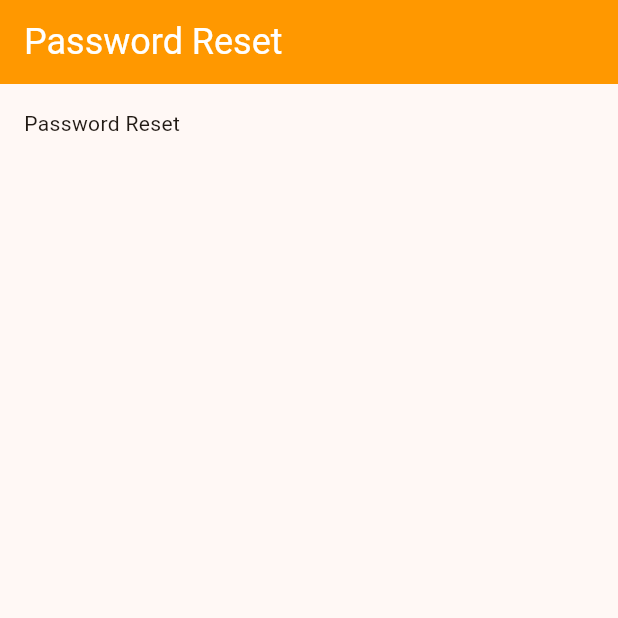
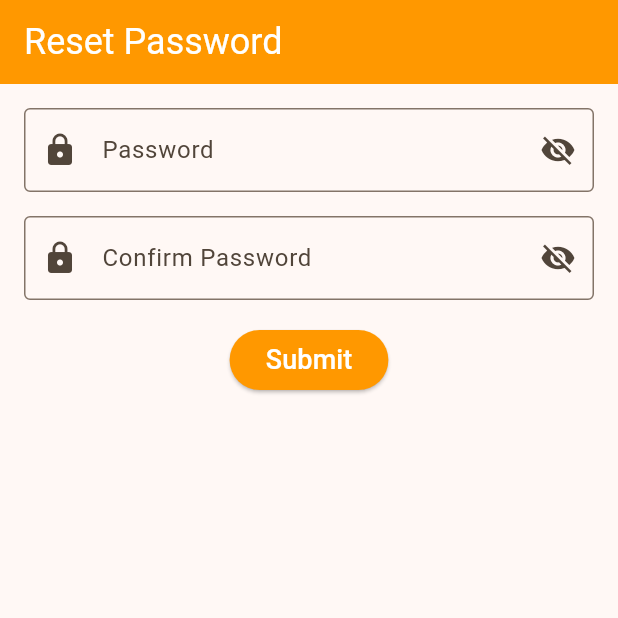
Before and after one commit to Akalexsis/flutter-auth, a Flutter app: the PasswordResetPage screen opened directly, on a phone screen of 412 x 824 dp, the top half of it. Run offline on Flutter 3.47's test engine with Material 3 defaults, Android fonts, the phone set to English and light mode, and no system bars; our stand-ins replace cloud_firestore, firebase_auth, firebase_core; accounts and stored records are empty.

Commit message:
update - connect password reset form to auth service

```diff
--- a/lib/screens/LandingPage.dart
+++ b/lib/screens/LandingPage.dart
@@ -40,7 +40,7 @@ class LandingPage extends StatelessWidget {
                                 MaterialPageRoute( builder: (context) => LoginPage(),),
                             );
                         },
-                        style: ElevatedButton.styleFrom( backgroundColor: Colors.transparent ),
+                        style: ElevatedButton.styleFrom( backgroundColor: Colors.orange ),
                         child: Text('Login', style: TextStyle( fontSize: 18, color: Colors.white ), ),
                     ),
                 ]
--- a/lib/screens/PasswordReset.dart
+++ b/lib/screens/PasswordReset.dart
@@ -2,6 +2,8 @@ import 'package:flutter/material.dart';
 import 'package:firebase_core/firebase_core.dart';
 import 'package:cloud_firestore/cloud_firestore.dart';
 import '../firebase_options.dart';
+import '../service/Auth.dart';
+import './Login.dart';
 
 class PasswordResetPage extends StatefulWidget {
   const PasswordResetPage({super.key});
@@ -12,18 +14,125 @@ class PasswordResetPage extends StatefulWidget {
 }
 
 class _PasswordResetPageState extends State<PasswordResetPage> {
+  // initialize authentication service
+  final AuthService _authService = AuthService();
+  final _key = GlobalKey<FormState>();
+
+  final TextEditingController _passwordController = TextEditingController();
+  final TextEditingController _confirmPswdController = TextEditingController();
+
+  // change visibility for password fields
+  bool isPasswordHidden = true;
+  bool isConfirmPasswordHidden = true;
+
+  // toggle visibility for password fields
+    void _setPasswordVisibility() {
+        setState(() { isPasswordHidden = !isPasswordHidden; } );
+    }
+
+    void _setConfirmPasswordVisibility() {
+        setState(() { isConfirmPasswordHidden = !isConfirmPasswordHidden; } );
+    }
+
+  void _resetPassword(String password) async {
+    await _authService.changePassword( password );
+
+    // navigate to Profile Page
+    Navigator.pushReplacement(
+      context,
+      MaterialPageRoute( builder: (context) => LoginPage(), ),
+    );
+
+    _clearForm();
+  }
+
+  void _clearForm() {
+    setState(() {
+      _passwordController.text = '';
+      _confirmPswdController.text = '';
+    });
+  }
+
+  @override
+  void dispose() {
+    _passwordController.dispose();
+    _confirmPswdController.dispose();
+    super.dispose();
+  }
 
 
   @override
   Widget build(BuildContext context) {
     return Scaffold(
       appBar: AppBar(
-        title: Text('Password Reset', style: TextStyle( fontSize: 24, color: Colors.white ), ),
+        title: Text('Reset Password', style: TextStyle( fontSize: 24, color: Colors.white ), ),
         backgroundColor: Colors.orange,
       ),
       body: Padding(
         padding: const EdgeInsets.all(16.0),
-        child: Text('Password Reset'),
+        child: Form(
+          key: _key,
+          child: Column(
+            children: [
+              // PASSWORD FIELD
+              TextFormField(
+                controller: _passwordController,
+                obscureText: isPasswordHidden,
+                decoration: InputDecoration(
+                  labelText: 'Password',
+                  prefixIcon: Icon(Icons.lock),
+                  border: OutlineInputBorder(),
+                  // add visibility toggle to password field
+                  suffixIcon: IconButton(
+                    icon: Icon( isPasswordHidden ? Icons.visibility_off : Icons.visibility),
+                    onPressed: _setPasswordVisibility,
+                  ),
+                ),
+
+                  validator: (value) {
+                  if (value == null || value.isEmpty) return 'Please enter a password';
+                  if (value.length < 6) return 'Password must be at least 6 characters';
+                  else return null; // do nothing if input correct
+                  },
+                ),
+                const SizedBox(height: 16),
+
+                // PASSWORD CONFIRMATION
+                TextFormField(
+                    controller: _confirmPswdController,
+                    obscureText: isConfirmPasswordHidden,
+                    decoration: InputDecoration(
+                      labelText: 'Confirm Password',
+                      prefixIcon: Icon(Icons.lock),
+                      border: OutlineInputBorder(),
+                      suffixIcon: IconButton(
+                          icon: Icon( isConfirmPasswordHidden ? Icons.visibility_off : Icons.visibility),
+                          onPressed: _setConfirmPasswordVisibility,
+                      ),
+                    ),
+                    validator: (value) {
+                        // compare data in password field to value in this field
+                        if ( value == null  || value.isEmpty ) return 'Confirmation password required';
+                        if ( value != _passwordController.text ) return 'Passwords do not match';
+                        else return null; // do nothing if everything correct
+                    }
+                ),
+                const SizedBox(height: 16),
+
+              ElevatedButton(
+                onPressed: () {
+                  // validate input before submitting form
+                  if ( _key.currentState!.validate() ) {
+                    _resetPassword( _passwordController.text );
+                  }
+                },
+
+                style: ElevatedButton.styleFrom( backgroundColor: Colors.orange, ),
+                child: Text('Submit', style: TextStyle( fontSize: 18, color: Colors.white ), ),
+              ),
+            ]
+          ),
+        ),
       ),
     );
   }
```
Also changed, not shown: lib/screens/Login.dart (+0 -14 lines), lib/screens/Profile.dart (+15 -0 lines).
